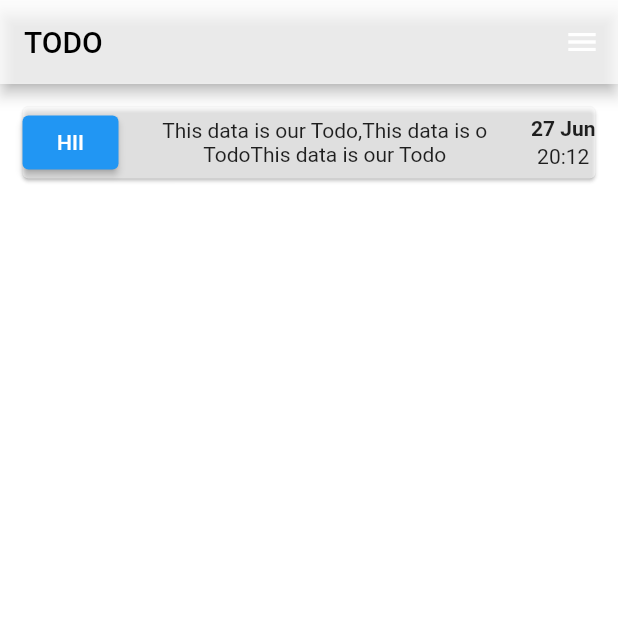
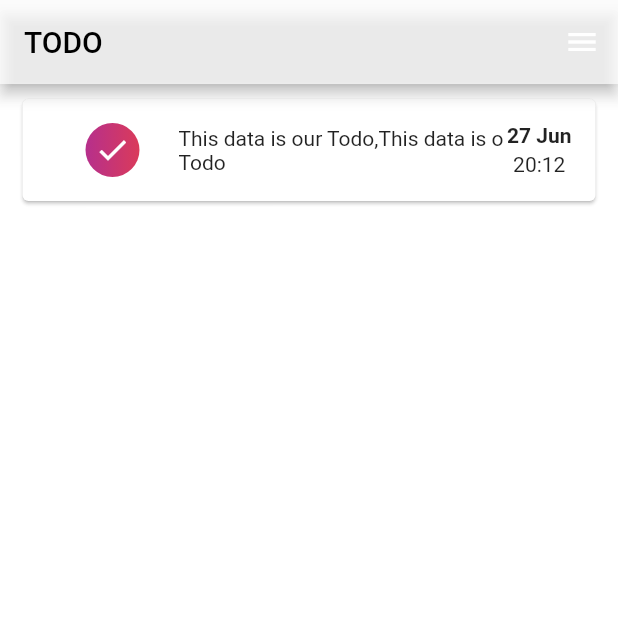
Before and after one commit to zulayqoh/task-manager-flutter, a Flutter app: the screen it shows after launch, on a phone screen of 412 x 824 dp, the top half of it. Run offline on Flutter 3.47's test engine with Material 2 defaults, Android fonts, the phone set to English and light mode, and no system bars.

Commit message:
Created gradient button

```diff
--- /dev/null
+++ b/lib/gradient_button.dart
@@ -0,0 +1,34 @@
+import 'package:flutter/material.dart';
+class GradientButton extends StatelessWidget {
+  final Color color1;
+  final Color color2;
+  final IconData icon;
+  final Function()? action;
+  final double size;
+
+  const GradientButton({Key? key,
+    required this.color1,
+    required this.color2,
+    required this.icon,
+    this.action,
+    this.size = 0.0}) : super(key: key);
+
+  @override
+  Widget build(BuildContext context) {
+    return Container(
+      decoration: ShapeDecoration(
+        shape: CircleBorder(),
+        gradient: LinearGradient(
+          colors: [color1, color2],
+        ),
+      ),
+      child: RawMaterialButton(
+        elevation: 2.0,
+        padding: EdgeInsets.all(size),
+        materialTapTargetSize: MaterialTapTargetSize.shrinkWrap,
+        child: Icon(icon, color: Colors.white,),
+        onPressed: action,
+      ),
+    );
+  }
+}
--- /dev/null
+++ b/lib/home.dart
@@ -0,0 +1,34 @@
+import 'package:flutter/material.dart';
+import 'package:task_manager/task_card.dart';
+class Home extends StatelessWidget {
+  const Home({
+    Key? key,
+  }) : super(key: key);
+
+  @override
+  Widget build(BuildContext context) {
+    return Scaffold(
+      backgroundColor: Colors.white70,
+      appBar: AppBar(
+        backgroundColor: Colors.white70,
+        title: Text(
+          'TODO',
+          style: TextStyle(color: Colors.black),
+        ),
+      ),
+      endDrawer: Drawer(
+        child: Container(
+          padding: EdgeInsets.all(20.0),
+          child: Column(
+            children: [
+              Text(
+                'NEW TASK',
+              style: TextStyle(color: Colors.blue),),
+            ],
+          ),
+        ),
+      ),
+      body: TaskCard(),
+    );
+  }
+}
--- a/lib/main.dart
+++ b/lib/main.dart
@@ -1,5 +1,5 @@
 import 'package:flutter/material.dart';
-import 'package:task_manager/task_card.dart';
+import 'home.dart';
 
 void main() => runApp(const TaskManagerApp());
 
@@ -9,18 +9,7 @@ class TaskManagerApp extends StatelessWidget {
   @override
   Widget build(BuildContext context) {
     return MaterialApp(
-      home: Scaffold(
-        backgroundColor: Colors.white,
-        appBar: AppBar(
-          backgroundColor: Colors.white70,
-          title: Text(
-            'TODO',
-            style: TextStyle(color: Colors.black),
-          ),
-        ),
-        endDrawer: Drawer(),
-        body: TaskCard(),
-      ),
+      home: Home(),
     );
   }
 }
--- a/lib/task_card.dart
+++ b/lib/task_card.dart
@@ -1,4 +1,5 @@
 import 'package:flutter/material.dart';
+import 'gradient_button.dart';
 
 class TaskCard extends StatelessWidget {
   const TaskCard({
@@ -8,28 +9,26 @@ class TaskCard extends StatelessWidget {
   @override
   Widget build(BuildContext context) {
     return Card(
-      color: Colors.white54,
-      margin: EdgeInsets.all(15.0),
+      margin: EdgeInsets.fromLTRB(15.0, 10.0, 15.0, 5),
+      child: Padding(
+        padding: const EdgeInsets.all(16.0),
         child: Row(
-        mainAxisAlignment: MainAxisAlignment.spaceEvenly,
+          mainAxisAlignment: MainAxisAlignment.start,
           children: [
-          ElevatedButton(
-            onPressed: () {},
-            child: Text('HII'),
+            GradientButton(
+                color1: Colors.purple,
+                color2: Colors.red,
+                icon: Icons.check,
+              size: 5.0,
             ),
-          SizedBox(width: 20.0),
             Expanded(
-            child: Padding(
-              padding: const EdgeInsets.all(8.0),
               child: Text(
-                'This data is our Todo,This data is o TodoThis data is our Todo',
-                textAlign: TextAlign.center,
+                'This data is our Todo,This data is o Todo',
+                textAlign: TextAlign.start,
               ),
             ),
-          ),
-          SizedBox(width: 20.0),
             Column(
-            mainAxisAlignment: MainAxisAlignment.center,
+              //mainAxisAlignment: MainAxisAlignment.center,
               mainAxisSize: MainAxisSize.min,
               children: [
                 Text(
@@ -38,12 +37,13 @@ class TaskCard extends StatelessWidget {
                     fontWeight: FontWeight.bold,
                   ),
                 ),
-              SizedBox(height: 3.0),
+                SizedBox(height: 3),
                 Text('20:12')
               ],
             ),
           ],
         ),
+      ),
     );
   }
 }
```
Lines whose indentation alone changed are shown as unchanged.
